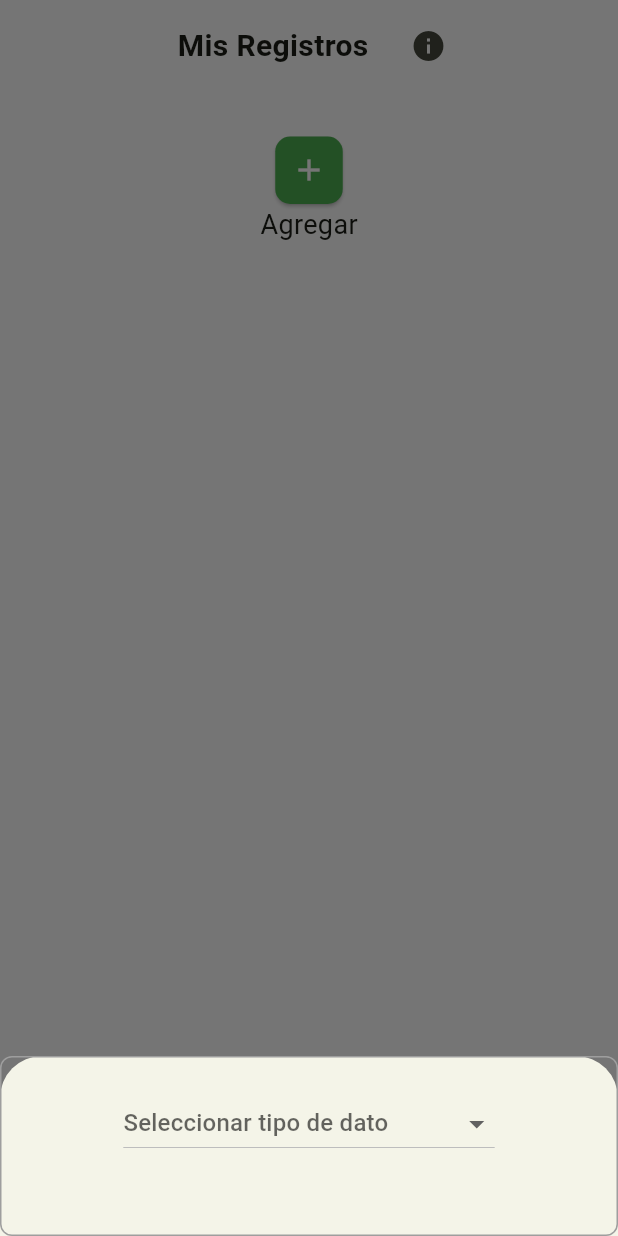
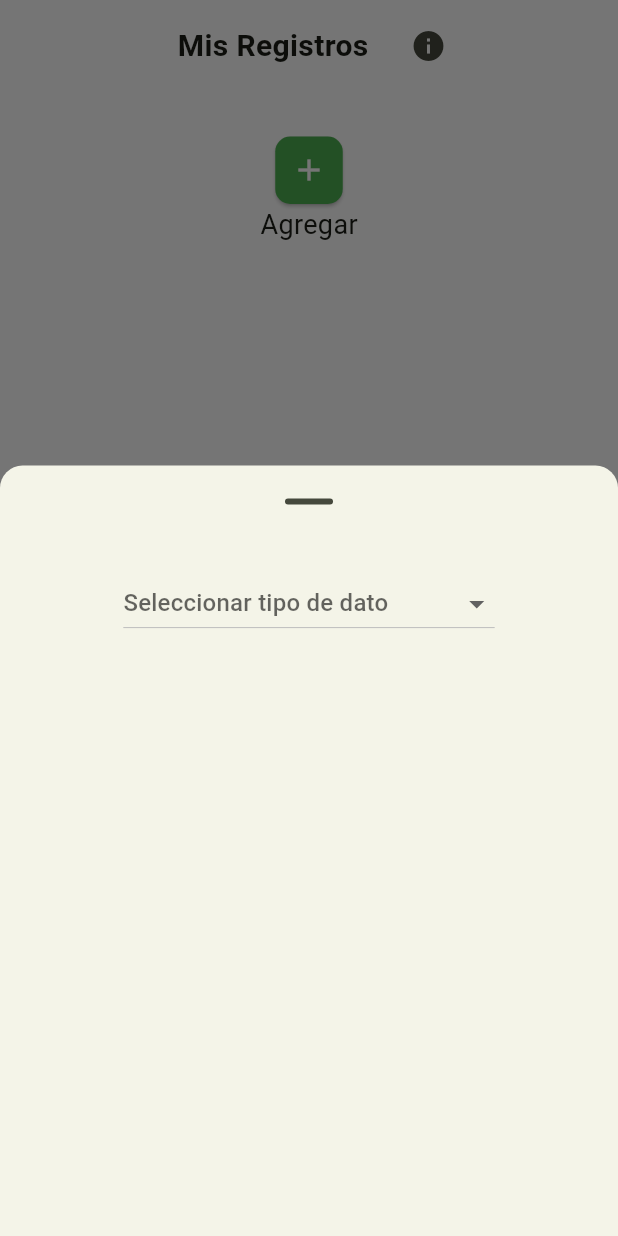
Before and after one commit to rubenRamirez31/GymCheck, a Flutter app: the CorporalDataPage widget shown alone on an empty page, opened directly, after a tap on the "add" icon, on a phone screen of 412 x 824 dp. Run offline on Flutter 3.47's test engine with Material 3 defaults, Android fonts, the phone set to English and light mode, and no system bars; drawn by our look-alikes of calendar_view; our stand-ins replace flutter_colorpicker, flutter_keyboard_visibility, flutter_smart_dialog, flutter_svg, get, image_picker and 1 more; accounts and stored records are empty; network calls fail.

Commit message:
cambios visuales

```diff
--- a/lib/src/screens/authentication/login_page.dart
+++ b/lib/src/screens/authentication/login_page.dart
@@ -152,7 +152,6 @@ class _LoginPageState extends State<LoginPage> {
                     child: const Text("ctmmmmm"),
                   ),
                   const SizedBox(height: 20),
-
                   ValueListenableBuilder(
                     valueListenable: fieldValidNotifier,
                     builder: (_, isValid, __) {
@@ -270,7 +269,7 @@ class _LoginPageState extends State<LoginPage> {
           Navigator.pushNamed(context, '/recomendar_premium');
         } else if (_primeros_pasos == 7) {
           Navigator.of(context)
-              .pushNamedAndRemoveUntil("/feed", (route) => false);
+              .pushNamedAndRemoveUntil("/principal", (route) => false);
         }
       }
     } catch (error) {
--- a/lib/src/screens/seguimiento/physical/add_data_page.dart
+++ b/lib/src/screens/seguimiento/physical/add_data_page.dart
@@ -28,17 +28,12 @@ class _AddDataPageState extends State<AddDataPage> {
 
   @override
   Widget build(BuildContext context) {
-     // Obtener el tamaño de la pantalla
+    // Obtener el tamaño de la pantalla
     Size screenSize = MediaQuery.of(context).size;
     return Container(
-     width: screenSize.width,
-      decoration: BoxDecoration(
-         border: Border.all(color: Colors.grey),
-        borderRadius: BorderRadius.circular(8),
-
-      ),
+      width: screenSize.width,
       child: Padding(
-        padding: EdgeInsets.all(20.0),
+        padding: const EdgeInsets.all(20.0),
         child: SingleChildScrollView(
           child: Form(
             key: _formKey,
@@ -47,7 +42,7 @@ class _AddDataPageState extends State<AddDataPage> {
               children: [
                 DropdownButton<String>(
                   value: _selectedField,
-                  hint: Text('Seleccionar tipo de dato'),
+                  hint: const Text('Seleccionar tipo de dato'),
                   items: _getCamposPorRegistro().map((campo) {
                     return DropdownMenuItem<String>(
                       value: campo,
@@ -60,10 +55,10 @@ class _AddDataPageState extends State<AddDataPage> {
                     });
                   },
                 ),
-                SizedBox(height: 10),
+                const SizedBox(height: 10),
                 if (_selectedField != null) ...[
                   Text(_getDescription(_selectedField!)),
-                  SizedBox(height: 20),
+                  const SizedBox(height: 20),
                   TextFormField(
                     controller: _controller,
                     keyboardType: TextInputType.number,
@@ -75,17 +70,17 @@ class _AddDataPageState extends State<AddDataPage> {
                       return null;
                     },
                   ),
-                  SizedBox(height: 20),
+                  const SizedBox(height: 20),
                   ElevatedButton(
                     onPressed: () {
                       if (_formKey.currentState!.validate()) {
                         _guardarDatos(context);
                       }
                     },
-                    child: Text('Agregar'),
+                    child: const Text('Agregar'),
                   ),
                 ],
-                SizedBox(height: 20),
+                const SizedBox(height: 20),
               ],
             ),
           ),
@@ -94,11 +89,11 @@ class _AddDataPageState extends State<AddDataPage> {
     );
   }
 
-
-
   void _guardarDatos(BuildContext context) async {
     try {
-      String userId = Provider.of<UserSessionProvider>(context, listen: false).userSession!.userId;
+      String userId = Provider.of<UserSessionProvider>(context, listen: false)
+          .userSession!
+          .userId;
       Map<String, dynamic> userData = await UserService.getUserData(userId);
       String _nick = userData['nick'];
 
@@ -109,19 +104,20 @@ class _AddDataPageState extends State<AddDataPage> {
 
       String coleccion = _getColeccion();
 
-      final response = await PhysicalDataService.addData(_nick, coleccion, bodyData.toJson());
+      final response = await PhysicalDataService.addData(
+          _nick, coleccion, bodyData.toJson());
 
       showDialog(
         context: context,
         builder: (context) => AlertDialog(
-          title: Text('Mensaje'),
+          title: const Text('Mensaje'),
           content: Text(response['message'] ?? 'Datos guardados correctamente'),
           actions: [
             TextButton(
               onPressed: () {
                 Navigator.pop(context);
               },
-              child: Text('OK'),
+              child: const Text('OK'),
             ),
           ],
         ),
@@ -129,7 +125,7 @@ class _AddDataPageState extends State<AddDataPage> {
 
       Navigator.push(
         context,
-        MaterialPageRoute(builder: (context) => PhysicalTrackingPage()),
+        MaterialPageRoute(builder: (context) => const PhysicalTrackingPage()),
       );
     } catch (error) {
       print('Error al guardar datos: $error');
@@ -139,11 +135,24 @@ class _AddDataPageState extends State<AddDataPage> {
   List<String> _getCamposPorRegistro() {
     switch (widget.tipoDeRegistro) {
       case 'corporales':
-        return ['Peso (kg)', 'Altura (cm)', 'Grasa Corporal (%)', 'Circunferencia de Cintura (cm)'];
+        return [
+          'Peso (kg)',
+          'Altura (cm)',
+          'Grasa Corporal (%)',
+          'Circunferencia de Cintura (cm)'
+        ];
       case 'antropométricos':
-        return ['Circunferencia de Cuello (cm)', 'Circunferencia de Cadera (cm)', 'Índice de Masa Corporal (IMC)'];
+        return [
+          'Circunferencia de Cuello (cm)',
+          'Circunferencia de Cadera (cm)',
+          'Índice de Masa Corporal (IMC)'
+        ];
       case 'Record':
-        return ['Campo1', 'Campo2', 'Campo3']; // Añade los campos correspondientes
+        return [
+          'Campo1',
+          'Campo2',
+          'Campo3'
+        ]; // Añade los campos correspondientes
       default:
         return [];
     }
@@ -157,7 +166,7 @@ class _AddDataPageState extends State<AddDataPage> {
         return 'Por favor, ingrese su altura actual en centímetros.';
       case 'Grasa Corporal (%)':
         return 'Por favor, ingrese su porcentaje de grasa corporal actual.';
-        //
+      //
       case 'Circunferencia de Cintura (cm)':
         return 'Por favor, ingrese su circunferencia de cintura actual en centímetros.';
       case 'Circunferencia de Cuello (cm)':
--- a/lib/src/screens/seguimiento/physical/corporal_data_page.dart
+++ b/lib/src/screens/seguimiento/physical/corporal_data_page.dart
@@ -49,7 +49,8 @@ class _CorporalDataPageState extends State<CorporalDataPage> {
 
       for (String dato in _datos.keys) {
         Map<String, dynamic> data =
-            await PhysicalDataService.getLatestPhysicalData(_nick, _coleccion, dato);
+            await PhysicalDataService.getLatestPhysicalData(
+                _nick, _coleccion, dato);
         setState(() {
           switch (dato) {
             case 'peso':
@@ -74,8 +75,7 @@ class _CorporalDataPageState extends State<CorporalDataPage> {
 
   Widget _buildDataTrackingContainers() {
     return Column(
-      children: _datos.entries
-          .map(
+      children: _datos.entries.map(
         (entry) {
           String name = entry.key;
           String dataType = entry.value;
@@ -100,8 +100,7 @@ class _CorporalDataPageState extends State<CorporalDataPage> {
             ),
           );
         },
-          )
-          .toList(),
+      ).toList(),
     );
   }
 
@@ -136,6 +135,7 @@ class _CorporalDataPageState extends State<CorporalDataPage> {
         return '';
     }
   }
+
   String _getDataName(String dato) {
     switch (dato) {
       case 'peso':
@@ -204,12 +204,10 @@ class _CorporalDataPageState extends State<CorporalDataPage> {
             buttonColor: Colors.green,
             onPressed: () {
               _showAddData(context);
-
             },
             iconData: Icons.add,
             iconColor: Colors.white,
           ),
-
 
           // Row(
           //   mainAxisAlignment: MainAxisAlignment.center,
@@ -233,13 +231,30 @@ class _CorporalDataPageState extends State<CorporalDataPage> {
   }
 
   void _showAddData(BuildContext context) {
-    showModalBottomSheet(
+    /* showModalBottomSheet(
       context: context,
       builder: (context) {
         return Container(
           child: AddDataPage(tipoDeRegistro: "corporales")
         );
       },
+    ); */
+
+    showModalBottomSheet(
+      showDragHandle: true,
+      shape: const RoundedRectangleBorder(
+        borderRadius: BorderRadius.vertical(
+          top: Radius.circular(15),
+        ),
+      ),
+      context: context,
+      isScrollControlled: true,
+      builder: (context) {
+        return FractionallySizedBox(
+          heightFactor: 0.60,
+          child: AddDataPage(tipoDeRegistro: "corporales"),
+        );
+      },
     );
   }
 }
```
Also changed, not shown: lib/main.dart (+6 -5 lines), lib/src/screens/crear/ejercicios/create_exercise_page.dart (+0 -49 lines), lib/src/screens/principal.dart (added, +57 -0 lines), lib/src/screens/seguimiento/physical/physical_tracking_page.dart (+68 -104 lines), lib/src/screens/social/feed_page.dart (+0 -52 lines). Lines whose indentation alone changed are shown as unchanged.
